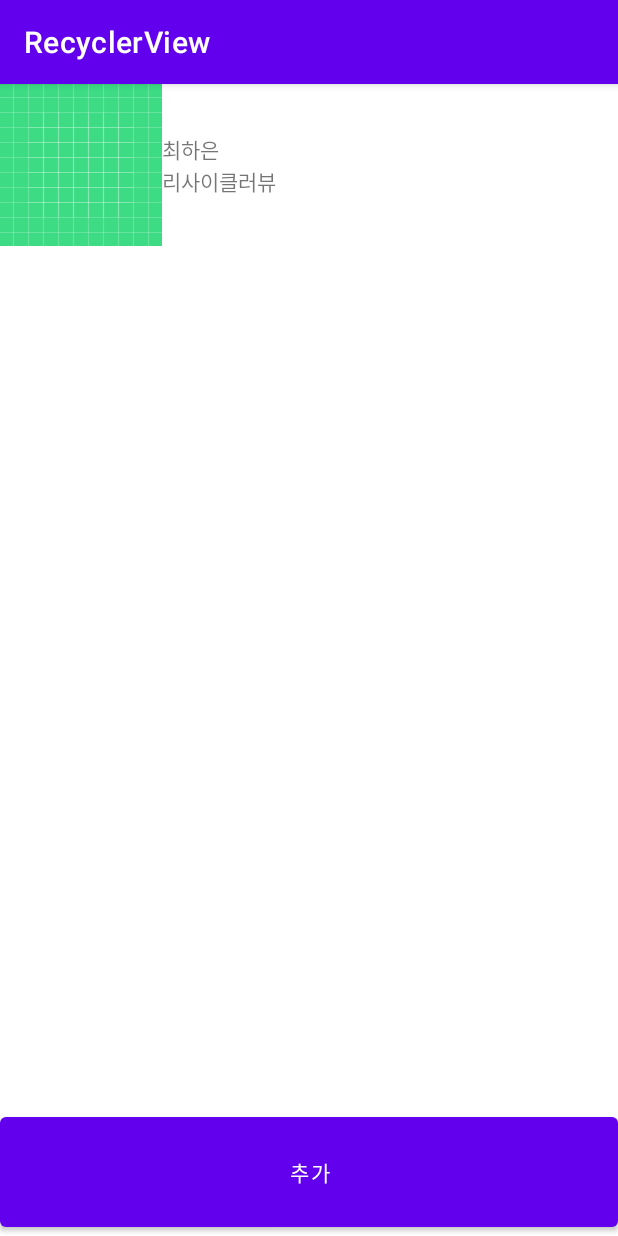
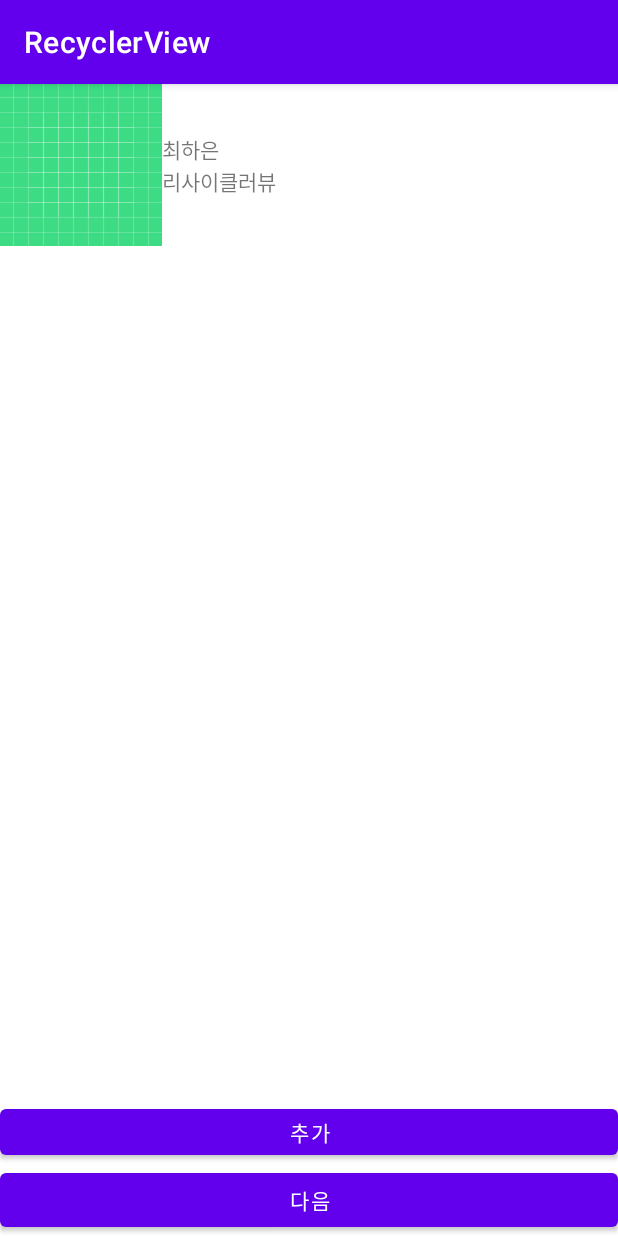
Before and after one commit to chlgkdms/RecyclerView, an Android app: the screen it shows after launch (MainActivity), after a tap on "추가", on a phone screen of 412 x 824 dp. Run offline under Robolectric (Android 15) with nearby library versions, the phone set to English and light mode, and no system bars.

Commit message:
[ADD] Activity Next, Back

```diff
--- a/app/src/main/AndroidManifest.xml
+++ b/app/src/main/AndroidManifest.xml
@@ -10,6 +10,9 @@
         android:supportsRtl="true"
         android:theme="@style/Theme.RecyclerView">
         <activity
+            android:name=".MainActivity2"
+            android:exported="false" />
+        <activity
             android:name=".MainActivity"
             android:exported="true">
             <intent-filter>
--- a/app/src/main/java/com/example/recyclerview/MainActivity.java
+++ b/app/src/main/java/com/example/recyclerview/MainActivity.java
@@ -4,6 +4,7 @@ import androidx.appcompat.app.AppCompatActivity;
 import androidx.recyclerview.widget.LinearLayoutManager;
 import androidx.recyclerview.widget.RecyclerView;
 
+import android.content.Intent;
 import android.os.Bundle;
 import android.view.View;
 import android.widget.Button;
@@ -44,5 +45,15 @@ public class MainActivity extends AppCompatActivity {
                 mainAdapter.notifyDataSetChanged();
             }
         });
+
+        Button btnNext = (Button) findViewById(R.id.btnNext);
+        btnNext.setOnClickListener(new View.OnClickListener() {
+            @Override
+            public void onClick(View v) {
+                Intent myIntent = new Intent(MainActivity.this, MainActivity2.class);
+                startActivity(myIntent);
+                finish();
+            }
+        });
     }
 }
--- a/app/src/main/res/layout/activity_main.xml
+++ b/app/src/main/res/layout/activity_main.xml
@@ -17,17 +17,21 @@
         android:scrollbars="vertical"
         android:layout_weight="1" >
 
+    </androidx.recyclerview.widget.RecyclerView>
 
-
-    </androidx.recyclerview.widget.RecyclerView>
 
     <Button
         android:id="@+id/btn_add"
         android:layout_width="match_parent"
         android:layout_height="match_parent"
+        android:layout_gravity="start"
         android:layout_weight="8"
         android:text="추가" />
 
-
+    <Button
+        android:id="@+id/btnNext"
+        android:layout_width="match_parent"
+        android:layout_height="wrap_content"
+        android:text="다음" />
 
 </LinearLayout>
```
Also changed, not shown: app/src/main/java/com/example/recyclerview/MainActivity2.java (added, +29 -0 lines), app/src/main/res/layout/activity_main2.xml (added, +29 -0 lines).
